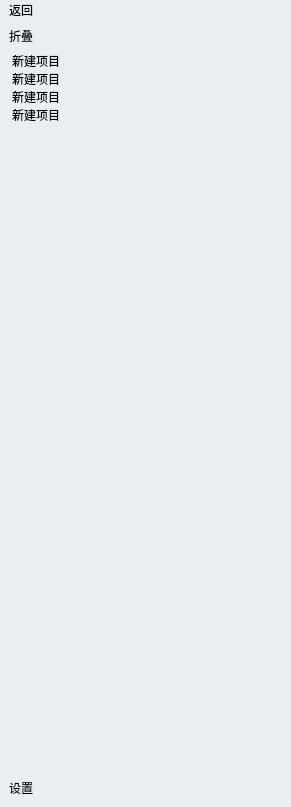
The window that app/ui/components/sidebar/sidebar_ui.ui (LC044/EasyBox) describes before a commit, drawn with Qt 5.
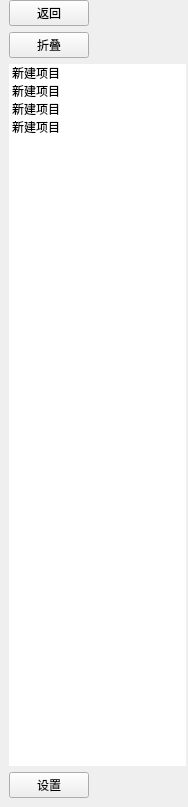
The same window after the commit.

Diff of the .ui file:
```diff
--- a/app/ui/components/sidebar/sidebar_ui.ui
+++ b/app/ui/components/sidebar/sidebar_ui.ui
@@ -6,7 +6,7 @@
    <rect>
     <x>0</x>
     <y>0</y>
-    <width>291</width>
+    <width>188</width>
     <height>807</height>
    </rect>
   </property>
@@ -17,27 +17,7 @@
    <bool>false</bool>
   </property>
   <property name="styleSheet">
-   <string notr="true">QWidget{
-       background: rgb(235,238,241);
-	border:none;
- }
-QFrame{
-	border-right: 1px solid  rgb(227,228,222);
-}
-QListWidget {
-margin-left:0px;
-    border:none;
-}
-QListWidget::item{
-border:none;
-}
-QListWidget::item:hover {
-border:none;
-}
-/*被选中时的背景颜色和左边框颜色*/
-QListWidget::item:selected {
-border:none;
-}</string>
+   <string notr="true"/>
   </property>
   <layout class="QVBoxLayout" name="verticalLayout">
    <property name="leftMargin">
```
